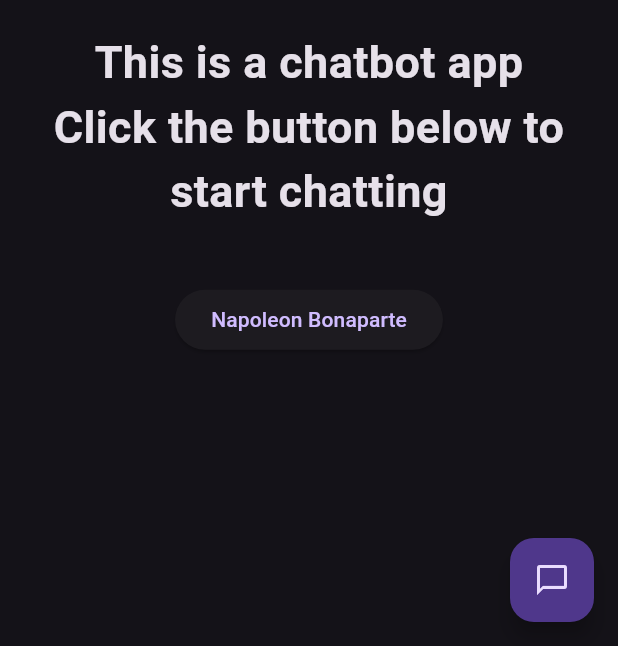
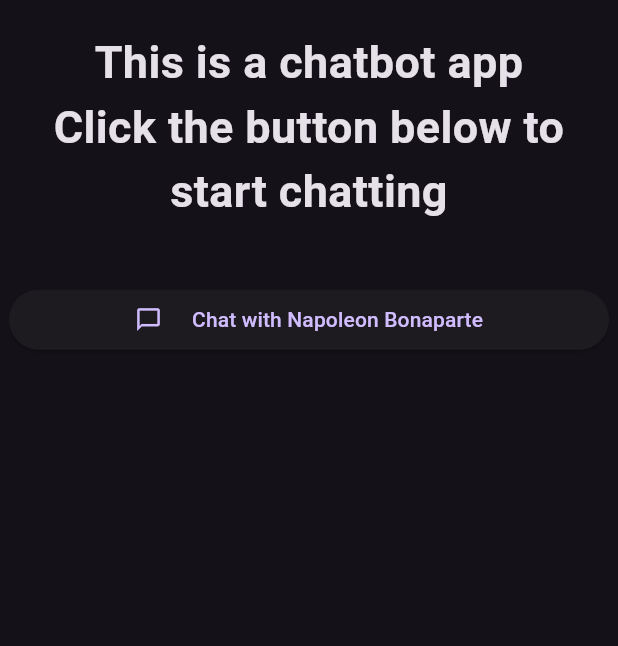
Before and after one commit to AlphaSphereDotAI/chatacter, a Flutter app: the screen it shows after launch, on a phone screen of 412 x 824 dp, the part 590-1236 px from its top. Run offline on Flutter 3.47's test engine with Material 3 defaults, Android fonts, the light colour scheme and no system bars; drawn by our look-alikes of animated_text_kit.

```diff
--- a/frontend/lib/Pages/home.dart
+++ b/frontend/lib/Pages/home.dart
@@ -56,22 +56,26 @@
                   MaterialPageRoute(builder: (context) => const Chat()),
                 );
               },
-              child: const Text('Napoleon Bonaparte'),
+              style: const ButtonStyle(
+                alignment: Alignment.center,
+                maximumSize: MaterialStatePropertyAll(
+                  Size(400, 50),
+                ),
+              ),
+              child: const Row(
+                mainAxisAlignment: MainAxisAlignment.center,
+                children: [
+                  Icon(
+                    Icons.chat_bubble_outline_outlined,
+                  ),
+                  SizedBox(width: 20),
+                  Text('Chat with Napoleon Bonaparte'),
+                ],
+              ),
             ),
           ],
         ),
       ),
-      floatingActionButton: FloatingActionButton(
-        onPressed: () {
-          print('Floating action button pressed');
-          Navigator.push(
-            context,
-            MaterialPageRoute(builder: (context) => const Chat()),
-          );
-        },
-        tooltip: 'Go to chat page',
-        child: const Icon(Icons.chat_bubble_outline),
-      ),
     );
   }
 }
```
Also changed, not shown: frontend/lib/Pages/chat.dart (+43 -8 lines), frontend/lib/main.dart (+0 -15 lines).
